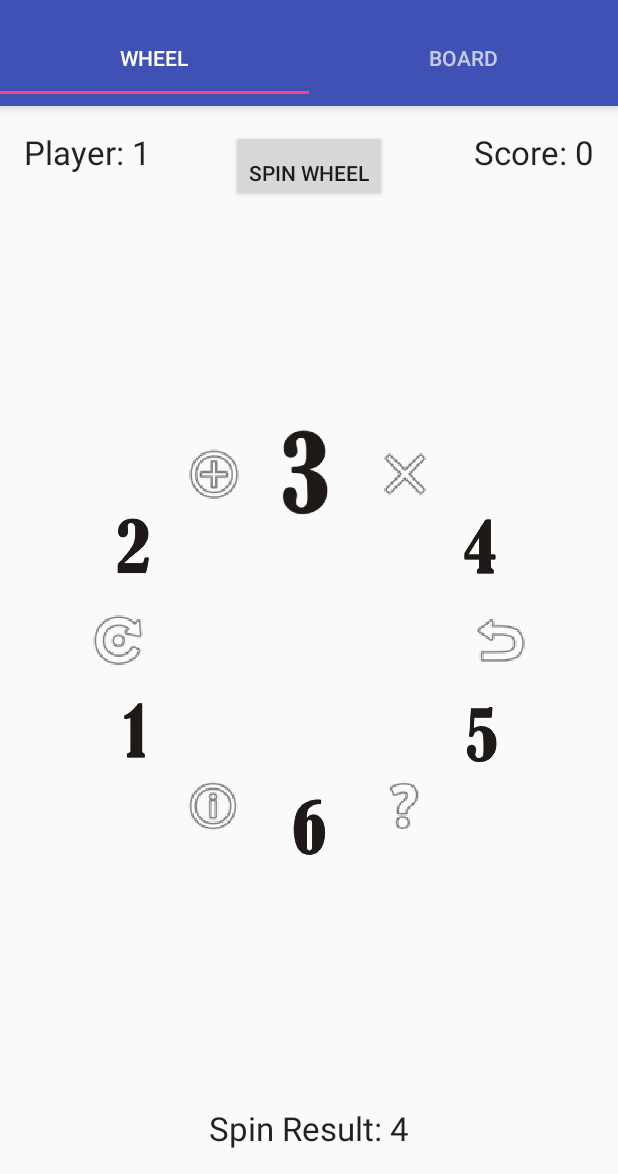
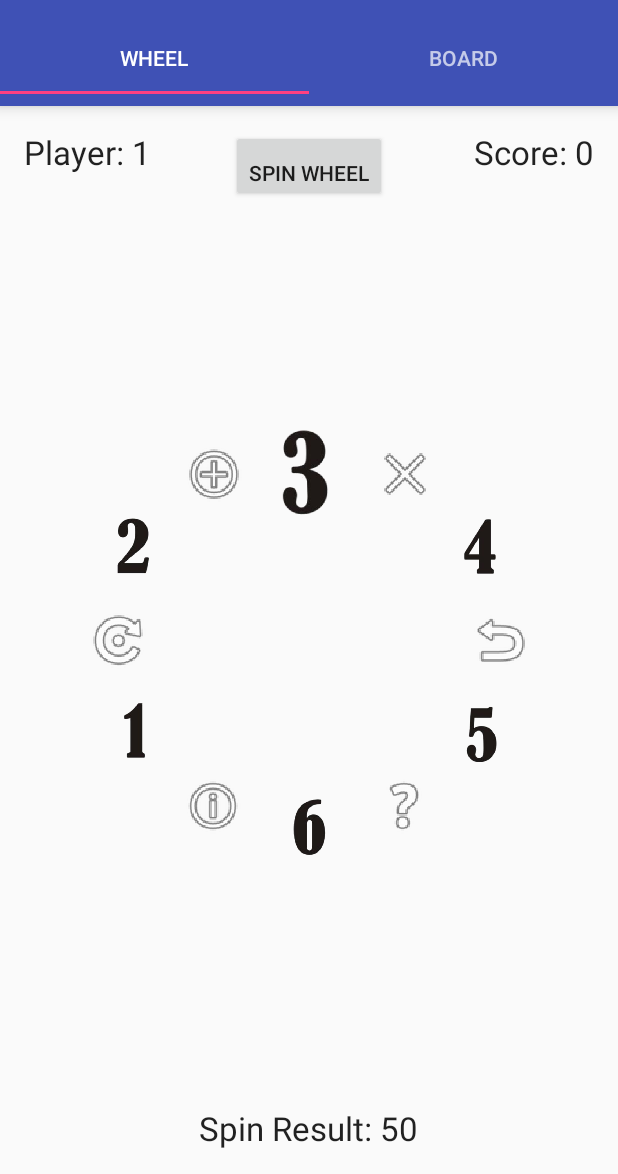
Before and after one commit to ZKjellberg/WheelOfJeopardy, an Android app: the WheelFragment screen opened directly, with no data from a screen before it, in the options menu, after a tap on "Settings", on a phone screen of 412 x 824 dp, the part 62-1236 px from its top. Run offline under Robolectric (Android 15) with nearby library versions, the phone set to English and light mode, and no system bars.

Commit message:
Remove spinResult from bottom and show spinCount instead. Also update field when new round starts

```diff
--- a/app/src/main/java/mobicent/com/wheelofjeopardy/fragment/WheelFragment.java
+++ b/app/src/main/java/mobicent/com/wheelofjeopardy/fragment/WheelFragment.java
@@ -97,6 +97,7 @@ public class WheelFragment extends Fragment {
         currentPlayer = 0;
         txtPlayer.setText("Player: 1");
         txtScore.setText("Score: 0");
+        txtResult.setText("Spin Result: " + spinCounter);
 
         // Using single user to start with
 //        player = new Player("One");
@@ -119,7 +120,6 @@ public class WheelFragment extends Fragment {
         // Spin Wheel for result
         final int spinResult = new Random().nextInt(fortuneView.getTotalItems());
         fortuneView.setSelectedItem(spinResult);
-        txtResult.setText("Spin Result: " + spinResult);
 
         // One second delay before handling action for result
         new CountDownTimer(1000, 1000) {
@@ -363,6 +363,8 @@ public class WheelFragment extends Fragment {
 
     private void checkEndGameOrRound()
     {
+        txtResult.setText("Spin Result: " + spinCounter);
+
         if (--spinCounter <= 0) {
 
             //Game is over, show end screen
@@ -397,6 +399,7 @@ public class WheelFragment extends Fragment {
                 // If 50 spins have occurred in Round 1, Start Round 2
                 scoreModifier = 2;
                 spinCounter = 50;
+                txtResult.setText("Spin Result: " + spinCounter);
             }
         }
     }
```
